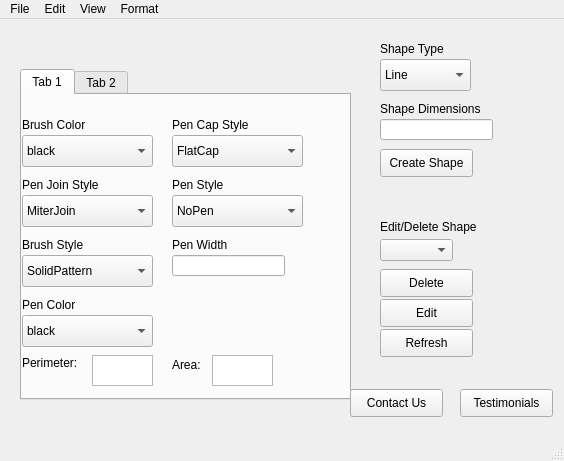
Before: the Qt Designer form PracticeGUI/Practice/mainwindow.ui in MiyuYamasaki/Scrum-Dogs, drawn with Qt 5.
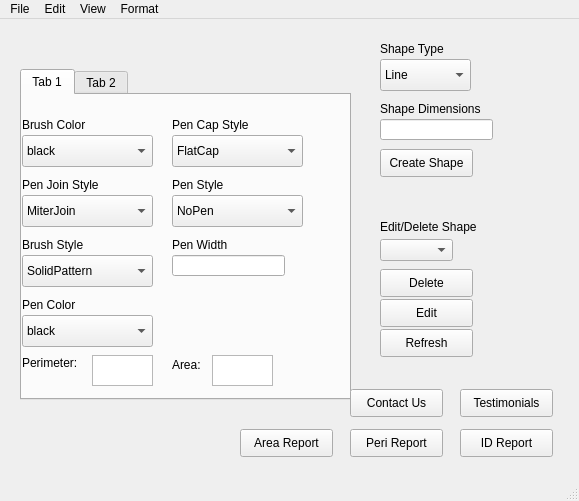
After: the same form once the commit is applied.

```diff
--- a/PracticeGUI/Practice/mainwindow.ui
+++ b/PracticeGUI/Practice/mainwindow.ui
@@ -6,8 +6,8 @@
    <rect>
     <x>0</x>
     <y>0</y>
-    <width>564</width>
-    <height>461</height>
+    <width>579</width>
+    <height>501</height>
    </rect>
   </property>
   <property name="windowTitle">
@@ -897,13 +897,52 @@
      <string>Testimonials</string>
     </property>
    </widget>
+   <widget class="QPushButton" name="Reports_Id">
+    <property name="geometry">
+     <rect>
+      <x>460</x>
+      <y>410</y>
+      <width>93</width>
+      <height>28</height>
+     </rect>
+    </property>
+    <property name="text">
+     <string>ID Report</string>
+    </property>
+   </widget>
+   <widget class="QPushButton" name="Reports_Peri">
+    <property name="geometry">
+     <rect>
+      <x>350</x>
+      <y>410</y>
+      <width>93</width>
+      <height>28</height>
+     </rect>
+    </property>
+    <property name="text">
+     <string>Peri Report</string>
+    </property>
+   </widget>
+   <widget class="QPushButton" name="Reports_Area">
+    <property name="geometry">
+     <rect>
+      <x>240</x>
+      <y>410</y>
+      <width>93</width>
+      <height>28</height>
+     </rect>
+    </property>
+    <property name="text">
+     <string>Area Report</string>
+    </property>
+   </widget>
   </widget>
   <widget class="QMenuBar" name="menubar">
    <property name="geometry">
     <rect>
      <x>0</x>
      <y>0</y>
-     <width>564</width>
+     <width>579</width>
      <height>26</height>
     </rect>
    </property>
```
